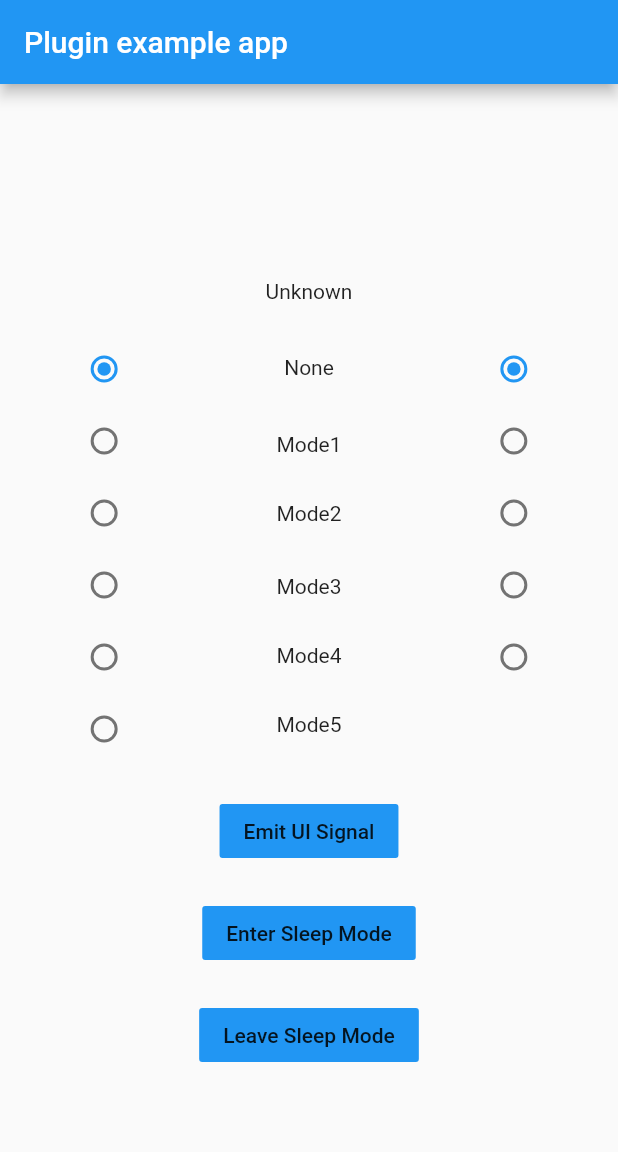
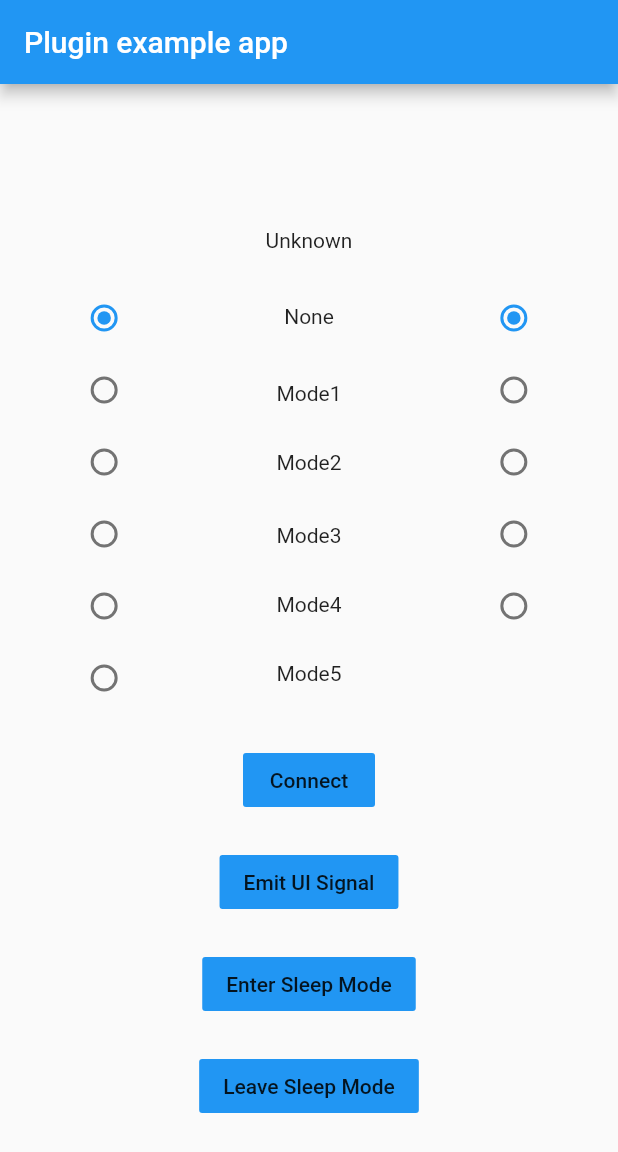
Before and after one commit to lotus-x/Dlogic-Urf-Advance-Flutter, a Flutter app: the screen it shows after launch, on a phone screen of 412 x 824 dp. Shown: the top 1152 px of the screen. Run offline on Flutter 3.47's test engine with Material 2 defaults, Android fonts, the phone set to English and light mode, and no system bars.

```diff
--- a/example/lib/main.dart
+++ b/example/lib/main.dart
@@ -225,6 +225,16 @@ class _MyAppState extends State<MyApp> {
                 padding: EdgeInsets.only(top: 20),
                 child: FlatButton(
                   onPressed: () {
+                    _dlogicUrfAdvance.connect();
+                  },
+                  color: Colors.blue,
+                  child: Text('Connect'),
+                ),
+              ),
+              Padding(
+                padding: EdgeInsets.only(top: 20),
+                child: FlatButton(
+                  onPressed: () {
                     _dlogicUrfAdvance.emitUiSignal();
                   },
                   color: Colors.blue,
```
Also changed, not shown: 1 other file.
